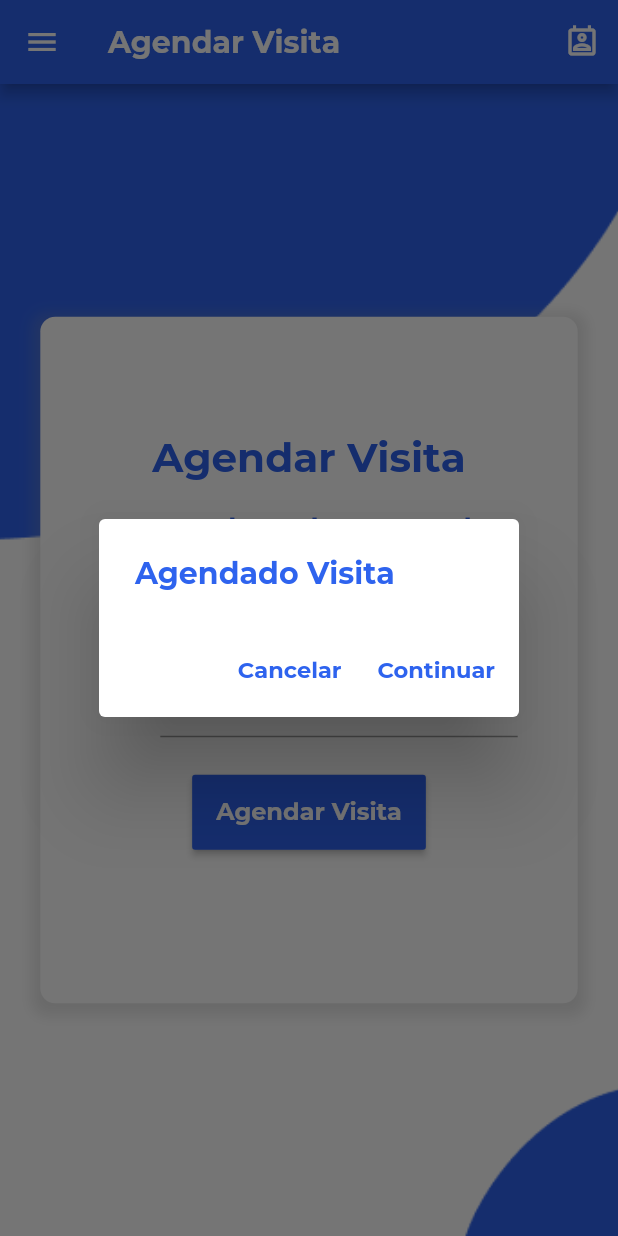
After one commit to Jcss1462/reciclajeApp, a Flutter app: the AgendaCompraReciclador screen opened by its route, after a tap on "Agendar Visita", on a phone screen of 412 x 824 dp. The commit adds this screen. Run offline on Flutter 3.47's test engine with Material 2 defaults, Android fonts, the phone set to English and light mode, and no system bars; our stand-ins replace firebase_auth, firebase_core, flutter_dotenv, geolocator, google_maps_flutter, shared_preferences; missing offline and left inert: flutter_polyline_points, geocoder; accounts and stored records are empty.

Commit message:
Agendar venta en reciclador

```diff
--- a/lib/core/constants.dart
+++ b/lib/core/constants.dart
@@ -22,3 +22,4 @@ const String fromOfertasCentrodeAcopio = '/fromOfertasCentrodeAcopio';
 const String carrodeOfertas = '/carrodeOfertas';
 const String ofertasCentrodeAcopioReciclador =
     '/ofertasCentrodeAcopioReciclador';
+const String agendaCompraReciclador = '/agendaCompraReciclador';
--- a/lib/core/routers.dart
+++ b/lib/core/routers.dart
@@ -1,3 +1,4 @@
+import 'package:reciclaje_app/page/agendaCompraReciclador.dart';
 import 'package:reciclaje_app/page/carrodeOfertas.dart';
 import 'package:reciclaje_app/page/formAgendaVisitaCivil.dart';
 import 'package:reciclaje_app/page/carrodeDonacionCivil.dart';
@@ -71,6 +72,8 @@ class Routers {
         return MaterialPageRoute(builder: (_) => CarrodeOfertas());
       case ofertasCentrodeAcopioReciclador:
         return MaterialPageRoute(builder: (_) => OfertasCentrosdeAcopio());
+      case agendaCompraReciclador:
+        return MaterialPageRoute(builder: (_) => AgendaCompraReciclador());
       default:
         return MaterialPageRoute(
           builder: (_) => Scaffold(
--- /dev/null
+++ b/lib/page/agendaCompraReciclador.dart
@@ -0,0 +1,436 @@
+import 'package:flutter/material.dart';
+import 'package:intl/intl.dart';
+import 'package:reciclaje_app/data/datasources/visitas_datasource.dart';
+import 'package:reciclaje_app/data/model/visitaCivil.dart';
+import 'package:reciclaje_app/data/model/vistasCivilList.dart';
+import 'package:reciclaje_app/page/listaVisitasAgendadas.dart';
+import 'package:reciclaje_app/service/preferences.dart';
+import 'package:reciclaje_app/widgets/dialogBox.dart';
+import 'package:reciclaje_app/widgets/navbarCiudadanoCivil.dart';
+
+class AgendaCompraReciclador extends StatefulWidget {
+  const AgendaCompraReciclador({Key key}) : super(key: key);
+  @override
+  _AgendaCompraRecicladorState createState() => _AgendaCompraRecicladorState();
+}
+
+class _AgendaCompraRecicladorState extends State<AgendaCompraReciclador> {
+  Preferences preferencias = new Preferences();
+  String _email;
+  DateTime dateTime;
+  DateTime hora;
+  TimeOfDay timeOfDay;
+  final f = new DateFormat('yyyy-MM-dd');
+  String fecha;
+  final fromKey = GlobalKey<FormState>();
+
+  VisitasDatasourceImpl visitasDatasourceImpl = new VisitasDatasourceImpl();
+  VisitaCivilList solicitudes = new VisitaCivilList();
+
+  Future<String> getEmail() async {
+    return await preferencias.obtenerEmail().then((value) async {
+      _email = value;
+      return _email;
+    });
+  }
+
+  @override
+  void initState() {
+    dateTime = DateTime.now();
+    timeOfDay = TimeOfDay.now();
+    super.initState();
+  }
+
+  @override
+  Widget build(BuildContext context) {
+    return Scaffold(
+      drawer: NavBarCiudadanoCivil(),
+      appBar: AppBar(
+        backgroundColor: Color.fromRGBO(46, 99, 238, 1),
+        title: Text(
+          "Agendar Visita",
+          style: TextStyle(
+              color: Colors.white, fontWeight: FontWeight.bold, fontSize: 20),
+        ),
+        actions: <Widget>[
+          IconButton(
+            icon:
+                Icon(Icons.perm_contact_calendar_outlined, color: Colors.white),
+            onPressed: () {
+              Navigator.push(
+                  context,
+                  MaterialPageRoute(
+                      builder: (context) => ListaVistasAgendadas()));
+            },
+          ),
+        ],
+      ),
+      body: new Stack(
+        children: <Widget>[
+          new Container(
+            decoration: new BoxDecoration(
+              image: new DecorationImage(
+                image: new AssetImage("assets/images/background.png"),
+                fit: BoxFit.cover,
+              ),
+            ),
+          ),
+          FutureBuilder(
+            future: getEmail(),
+            builder: (BuildContext context, AsyncSnapshot snapshot) {
+              switch (snapshot.connectionState) {
+                case ConnectionState.waiting:
+                  return CircularProgressIndicator();
+                default:
+                  if (snapshot.hasError) {
+                    return Text('Error: ${snapshot.error}');
+                  } else {
+                    return Center(
+                      child: Container(
+                        width: MediaQuery.of(context).size.width / 1.15,
+                        height: MediaQuery.of(context).size.height / 1.8,
+                        constraints: BoxConstraints(
+                          minWidth: 160,
+                          minHeight: 160,
+                        ),
+                        decoration: BoxDecoration(
+                          color: Colors.white,
+                          borderRadius: BorderRadius.circular(10),
+                          boxShadow: [
+                            BoxShadow(
+                              color: Colors.grey.withOpacity(0.25),
+                              spreadRadius: 5,
+                              blurRadius: 7,
+                              offset: Offset(0, 3),
+                            )
+                          ],
+                        ),
+                        child: Center(
+                          child: SingleChildScrollView(
+                            padding: EdgeInsets.only(
+                                top: 5.0, bottom: 30.0, left: 40, right: 40),
+                            child: Column(
+                              children: [
+                                Text(
+                                  "Agendar Visita",
+                                  style: TextStyle(
+                                      color: Color.fromRGBO(46, 99, 238, 1),
+                                      fontWeight: FontWeight.bold,
+                                      fontSize: 27),
+                                ),
+                                SizedBox(
+                                  height: 20,
+                                ),
+                                Column(
+                                  children: <Widget>[
+                                    Text(
+                                      "Ingresar la Fecha a Agendar: ",
+                                      style: TextStyle(
+                                          color: Color.fromRGBO(46, 99, 238, 1),
+                                          fontWeight: FontWeight.bold,
+                                          fontSize: 18),
+                                    ),
+                                    TextFormField(
+                                      decoration: InputDecoration(
+                                        hintText:
+                                            "Fecha: ${dateTime.day}-${dateTime.month}-${dateTime.year}",
+                                        icon: Icon(
+                                          Icons.keyboard_arrow_down,
+                                          color: Color.fromRGBO(46, 99, 238, 1),
+                                        ),
+                                      ),
+                                      onTap: _pickDate,
+                                      onSaved: (value) {
+                                        dateTime = DateTime.parse(value);
+                                        if (dateTime != null) {
+                                          dateTime = dateTime;
+                                        }
+                                      },
+                                      onChanged: (value) {
+                                        dateTime = DateTime.parse(value);
+                                        if (dateTime != null) {
+                                          dateTime = dateTime;
+                                        }
+                                      },
+                                      validator: (value) {
+                                        if (value.isEmpty) {
+                                          return "Llenar el campo";
+                                        } else {
+                                          return null;
+                                        }
+                                      },
+                                    ),
+                                    SizedBox(
+                                      height: 10,
+                                    ),
+                                    Text(
+                                      "Ingresar la Hora a Agendar: ",
+                                      style: TextStyle(
+                                          color: Color.fromRGBO(46, 99, 238, 1),
+                                          fontWeight: FontWeight.bold,
+                                          fontSize: 18),
+                                    ),
+                                    TextFormField(
+                                      decoration: InputDecoration(
+                                        hintText:
+                                            "Hora: ${timeOfDay.hour}:${timeOfDay.minute} ",
+                                        icon: Icon(
+                                          Icons.keyboard_arrow_down,
+                                          color: Color.fromRGBO(46, 99, 238, 1),
+                                        ),
+                                      ),
+                                      onTap: _pickTime,
+                                      onSaved: (value) {
+                                        timeOfDay = TimeOfDay.fromDateTime(
+                                            DateTime.parse(value));
+                                        if (timeOfDay != null) {
+                                          timeOfDay = timeOfDay;
+                                        }
+                                      },
+                                      onChanged: (value) {
+                                        timeOfDay = TimeOfDay.fromDateTime(
+                                            DateTime.parse(value));
+                                        if (timeOfDay != null) {
+                                          timeOfDay = timeOfDay;
+                                        }
+                                      },
+                                      validator: (value) {
+                                        if (value.isEmpty) {
+                                          return "Llenar el campo";
+                                        } else {
+                                          return null;
+                                        }
+                                      },
+                                    ),
+                                  ],
+                                ),
+                                SizedBox(
+                                  height: 25,
+                                ),
+                                MaterialButton(
+                                  height: 50,
+                                  minWidth: 150,
+                                  color: Color.fromRGBO(46, 99, 238, 1),
+                                  textColor: Colors.white,
+                                  child: new Text(
+                                    "Agendar Visita",
+                                    style: TextStyle(
+                                      fontWeight: FontWeight.bold,
+                                      fontSize: 16,
+                                    ),
+                                  ),
+                                  onPressed: () async {
+                                    showDialog(
+                                        context: context,
+                                        builder: (context) => AlertDialog(
+                                              title: Text(
+                                                "Agendado Visita",
+                                                style: TextStyle(
+                                                  color: Color.fromRGBO(
+                                                      46, 99, 238, 1),
+                                                  fontWeight: FontWeight.bold,
+                                                  fontSize: 20,
+                                                ),
+                                              ),
+                                              actions: <Widget>[
+                                                TextButton(
+                                                  child: Text(
+                                                    'Cancelar',
+                                                    style: TextStyle(
+                                                      color: Color.fromRGBO(
+                                                          46, 99, 238, 1),
+                                                      fontWeight:
+                                                          FontWeight.bold,
+                                                      fontSize: 15,
+                                                    ),
+                                                  ),
+                                                  onPressed: () {
+                                                    Navigator.pop(context);
+                                                  },
+                                                ),
+                                                TextButton(
+                                                    child: Text(
+                                                      'Continuar',
+                                                      style: TextStyle(
+                                                        color: Color.fromRGBO(
+                                                            46, 99, 238, 1),
+                                                        fontWeight:
+                                                            FontWeight.bold,
+                                                        fontSize: 15,
+                                                      ),
+                                                    ),
+                                                    onPressed: () {
+                                                      String mes;
+                                                      String dia;
+                                                      String hora;
+                                                      String minuto;
+                                                      if (dateTime.month >= 1 &&
+                                                          dateTime.month <= 9) {
+                                                        mes =
+                                                            "0${dateTime.month}";
+                                                      } else {
+                                                        mes = dateTime.month
+                                                            .toString();
+                                                      }
+                                                      if (dateTime.day >= 1 &&
+                                                          dateTime.day <= 9) {
+                                                        dia =
+                                                            "0${dateTime.day}";
+                                                      } else {
+                                                        dia = dateTime.day
+                                                            .toString();
+                                                      }
+                                                      if (timeOfDay.hour >= 0 &&
+                                                          timeOfDay.hour <= 9) {
+                                                        hora =
+                                                            "0${timeOfDay.hour}";
+                                                      } else {
+                                                        hora = timeOfDay.hour
+                                                            .toString();
+                                                      }
+                                                      if (timeOfDay.minute >=
+                                                              0 &&
+                                                          timeOfDay.minute <=
+                                                              9) {
+                                                        minuto =
+                                                            "0${timeOfDay.minute}";
+                                                      } else {
+                                                        minuto = timeOfDay
+                                                            .minute
+                                                            .toString();
+                                                      }
+
+                                                      fecha =
+                                                          "${dateTime.year}-" +
+                                                              mes +
+                                                              "-" +
+                                                              dia +
+                                                              "T" +
+                                                              hora +
+                                                              ":" +
+                                                              minuto;
+                                                      print(fecha);
+                                                      print(timeOfDay.minute
+                                                          .toString());
+                                                      VisitaCivil visitaCivil =
+                                                          new VisitaCivil(
+                                                              fecha,
+                                                              null,
+                                                              null,
+                                                              _email,
+                                                              null,
+                                                              null,
+                                                              null);
+                                                      visitasDatasourceImpl
+                                                          .nuevaVisita(
+                                                              visitaCivil)
+                                                          .then((value) {
+                                                        showDialog(
+                                                          context: context,
+                                                          builder: (context) =>
+                                                              AlertDialog(
+                                                                  title: Text(
+                                                                    "Agendación exitosa",
+                                                                    style:
+                                                                        TextStyle(
+                                                                      color: Color
+                                                                          .fromRGBO(
+                                                                              46,
+                                                                              99,
+                                                                              238,
+                                                                              1),
+                                                                      fontWeight:
+                                                                          FontWeight
+                                                                              .bold,
+                                                                      fontSize:
+                                                                          20,
+                                                                    ),
+                                                                  ),
+                                                                  actions: <
+                                                                      Widget>[
+                                                                TextButton(
+                                                                  child: Text(
+                                                                    'Ok',
+                                                                    style:
+                                                                        TextStyle(
+                                                                      color: Color
+                                                                          .fromRGBO(
+                                                                              46,
+                                                                              99,
+                                                                              238,
+                                                                              1),
+                                                                      fontWeight:
+                                                                          FontWeight
+                                                                              .bold,
+                                                                      fontSize:
+                                                                          15,
+                                                                    ),
+                                                                  ),
+                                                                  onPressed:
+                                                                      () {
+                                                                    Navigator.pop(
+                                                                        context);
+                                                                    Navigator.pop(
+                                                                        context);
+                                                                  },
+                                                                ),
+                                                              ]),
+                                                        ).then((value) {
+                                                          setState(() {});
+                                                        });
+                                                      }).onError((error,
+                                                              stackTrace) {
+                                                        showDialog(
+                                                          context: context,
+                                                          builder: (context) =>
+                                                              DialogBox(
+                                                                  "Error al Asignar",
+                                                                  error
+                                                                      .toString()),
+                                                        );
+                                                      });
+                                                    })
+                                              ],
+                                            ));
+                                  },
+                                ),
+                              ],
+                            ),
+                          ),
+                        ),
+                      ),
+                    );
+                  }
+              }
+            },
+          )
+        ],
+      ),
+    );
+  }
+
+  _pickDate() async {
+    DateTime date = await showDatePicker(
+        context: context,
+        firstDate: DateTime(DateTime.now().day),
+        lastDate: DateTime(DateTime.now().year + 10),
+        initialDate: dateTime);
+    if (date != null) {
+      setState(() {
+        dateTime = date;
+      });
+    }
+  }
+
+  _pickTime() async {
+    TimeOfDay time = await showTimePicker(
+      context: context,
+      initialTime: timeOfDay,
+    );
+    if (time != null) {
+      setState(() {
+        timeOfDay = time;
+      });
+    }
+  }
+}
```
Also changed, not shown: lib/page/carrodeVentas.dart (+40 -0 lines).
